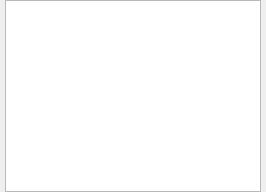
Before: the Qt Designer form ZonePickDialog.ui in gidzzz/qalendar, drawn with Qt 5.
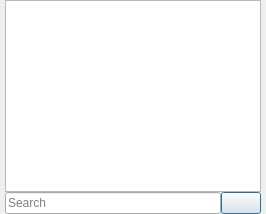
After: the same form once the commit is applied. Custom widgets are drawn as their Qt base class.

Commit message: Ability to search for time zones.

```diff
--- a/ZonePickDialog.ui
+++ b/ZonePickDialog.ui
@@ -6,6 +6,9 @@
    <string>Time zone</string>
   </property>
   <layout class="QVBoxLayout" name="mainLayout">
+   <property name="spacing">
+    <number>0</number>
+   </property>
    <property name="leftMargin">
     <number>5</number>
    </property>
@@ -25,6 +28,23 @@
      </property>
     </widget>
    </item>
+   <item>
+    <layout class="QHBoxLayout" name="searchLayout">
+     <property name="spacing">
+      <number>0</number>
+     </property>
+     <item>
+      <widget class="QLineEdit" name="searchEdit">
+       <property name="placeholderText">
+        <string>Search</string>
+       </property>
+      </widget>
+     </item>
+     <item>
+      <widget class="QPushButton" name="defaultButton"/>
+     </item>
+    </layout>
+   </item>
   </layout>
  </widget>
  <customwidgets>
```
The commit also changes 2 other files.
